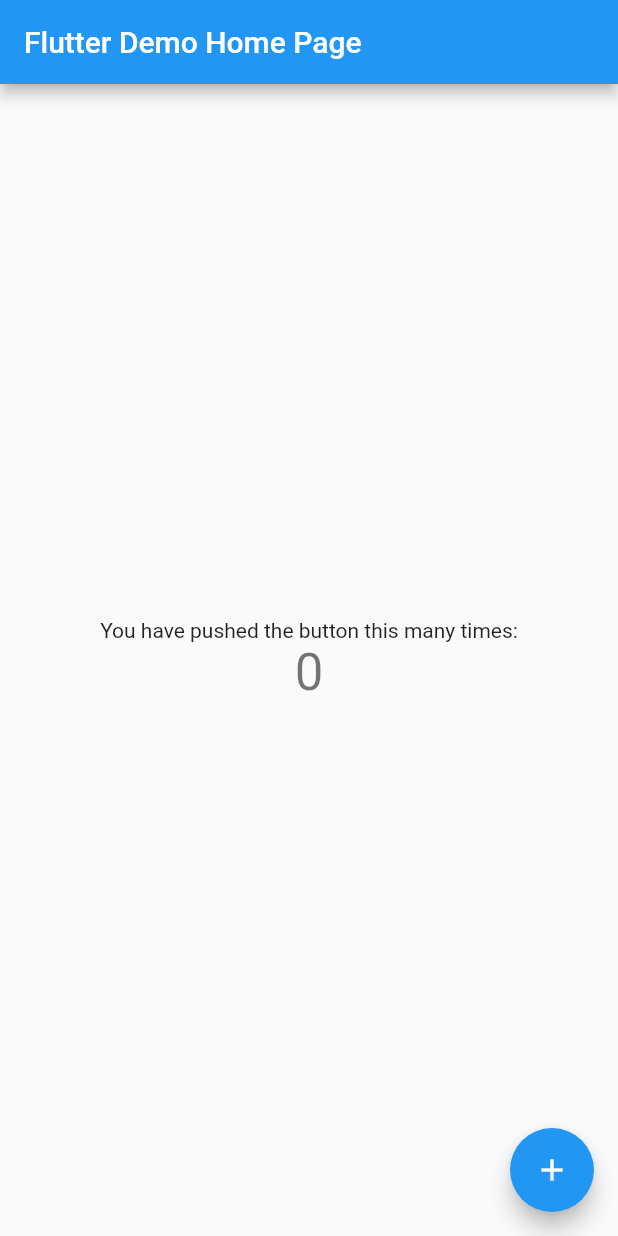
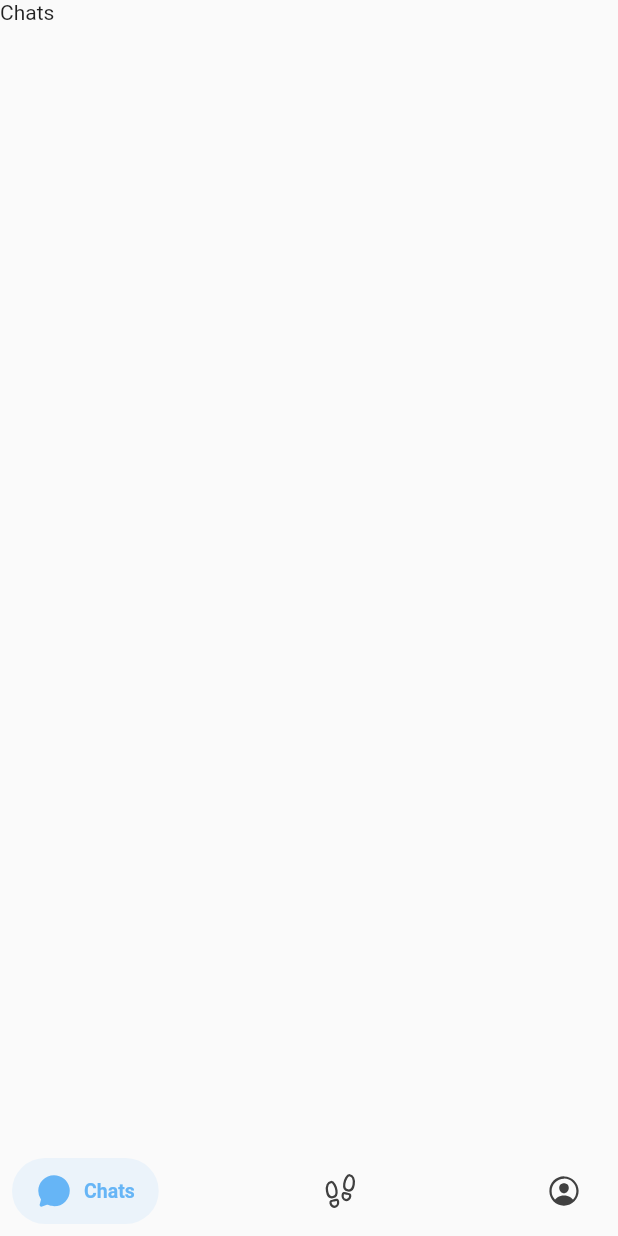
Before and after one commit to seunghwanly/moim_flutter, a Flutter app: the screen it shows after launch, on a phone screen of 412 x 824 dp. Run offline on Flutter 3.47's test engine with Material 2 defaults, Android fonts, the phone set to English and light mode, and no system bars; drawn by our look-alikes of salomon_bottom_bar; our stand-ins replace get, ionicons.

Commit message:
init pages

```diff
--- /dev/null
+++ b/moim/lib/chats/chat.dart
@@ -0,0 +1,17 @@
+import 'package:flutter/material.dart';
+
+class ChatScreen extends StatefulWidget {
+  const ChatScreen({ Key? key }) : super(key: key);
+
+  @override
+  _ChatScreenState createState() => _ChatScreenState();
+}
+
+class _ChatScreenState extends State<ChatScreen> {
+  @override
+  Widget build(BuildContext context) {
+    return Container(
+      child: Text('Chats'),
+    );
+  }
+}
--- /dev/null
+++ b/moim/lib/explore/explore.dart
@@ -0,0 +1,17 @@
+import 'package:flutter/material.dart';
+
+class ExploreScreen extends StatefulWidget {
+  const ExploreScreen({ Key? key }) : super(key: key);
+
+  @override
+  _ExploreScreenState createState() => _ExploreScreenState();
+}
+
+class _ExploreScreenState extends State<ExploreScreen> {
+  @override
+  Widget build(BuildContext context) {
+    return Container(
+    child: Text('Explore'),
+    );
+  }
+}
--- /dev/null
+++ b/moim/lib/explore/profile/profile.dart
@@ -0,0 +1,17 @@
+import 'package:flutter/material.dart';
+
+class ProfileScreen extends StatefulWidget {
+  const ProfileScreen({Key? key}) : super(key: key);
+
+  @override
+  _ProfileScreenState createState() => _ProfileScreenState();
+}
+
+class _ProfileScreenState extends State<ProfileScreen> {
+  @override
+  Widget build(BuildContext context) {
+    return Container(
+      child: Text('Profile'),
+    );
+  }
+}
--- /dev/null
+++ b/moim/lib/index.dart
@@ -0,0 +1,71 @@
+import 'package:flutter/material.dart';
+import 'package:ionicons/ionicons.dart';
+import 'package:moim/components/components.dart';
+import 'package:moim/explore/explore.dart';
+import 'package:moim/explore/profile/profile.dart';
+import 'package:salomon_bottom_bar/salomon_bottom_bar.dart';
+import 'chats/chat.dart';
+
+class RootScreen extends StatefulWidget {
+  const RootScreen({Key? key}) : super(key: key);
+
+  @override
+  _RootScreenState createState() => _RootScreenState();
+}
+
+class _RootScreenState extends State<RootScreen> {
+  var _selectedIndex = 0;
+
+  void selectedIndexOnChanged(int selected) =>
+      setState(() => _selectedIndex = selected);
+
+  @override
+  Widget build(BuildContext context) {
+    return Scaffold(
+      body: SafeArea(
+        child: IndexedStack(
+          index: _selectedIndex,
+          children: [
+            const ChatScreen(),
+            const ExploreScreen(),
+            const ProfileScreen()
+          ],
+        ),
+      ),
+      bottomNavigationBar: SalomonBottomBar(
+        currentIndex: _selectedIndex,
+        items: [
+          SalomonBottomBarItem(
+            icon: const Icon(Ionicons.chatbubble_outline),
+            activeIcon: const Icon(Ionicons.chatbubble),
+            selectedColor: CColor.blue.color,
+            title: Text(
+              'Chats',
+              style: CTypography.subHead.style,
+            ),
+          ),
+          SalomonBottomBarItem(
+            icon: const Icon(Ionicons.footsteps_outline),
+            activeIcon: const Icon(Ionicons.footsteps),
+            selectedColor: CColor.darkGreen.color,
+            title: Text(
+              'Explore',
+              style: CTypography.subHead.style,
+            ),
+          ),
+          SalomonBottomBarItem(
+            icon: const Icon(Ionicons.person_circle_outline),
+            activeIcon: const Icon(Ionicons.person_circle),
+            selectedColor: CColor.lightGreen.color,
+            title: Text(
+              'Profile',
+              style: CTypography.subHead.style,
+            ),
+          ),
+        ],
+        onTap: selectedIndexOnChanged,
+        unselectedItemColor: CColor.headline.color,
+      ),
+    );
+  }
+}
--- a/moim/lib/main.dart
+++ b/moim/lib/main.dart
@@ -1,4 +1,7 @@
 import 'package:flutter/material.dart';
+import 'package:get/get.dart';
+
+import './index.dart';
 
 void main() {
   runApp(const MyApp());
@@ -10,7 +13,7 @@
   // This widget is the root of your application.
   @override
   Widget build(BuildContext context) {
-    return MaterialApp(
+    return GetMaterialApp(
       title: 'Flutter Demo',
       theme: ThemeData(
         // This is the theme of your application.
@@ -24,92 +27,7 @@
         // is not restarted.
         primarySwatch: Colors.blue,
       ),
-      home: const MyHomePage(title: 'Flutter Demo Home Page'),
+      home: const RootScreen(),
     );
   }
 }
-
-class MyHomePage extends StatefulWidget {
-  const MyHomePage({Key? key, required this.title}) : super(key: key);
-
-  // This widget is the home page of your application. It is stateful, meaning
-  // that it has a State object (defined below) that contains fields that affect
-  // how it looks.
-
-  // This class is the configuration for the state. It holds the values (in this
-  // case the title) provided by the parent (in this case the App widget) and
-  // used by the build method of the State. Fields in a Widget subclass are
-  // always marked "final".
-
-  final String title;
-
-  @override
-  State<MyHomePage> createState() => _MyHomePageState();
-}
-
-class _MyHomePageState extends State<MyHomePage> {
-  int _counter = 0;
-
-  void _incrementCounter() {
-    setState(() {
-      // This call to setState tells the Flutter framework that something has
-      // changed in this State, which causes it to rerun the build method below
-      // so that the display can reflect the updated values. If we changed
-      // _counter without calling setState(), then the build method would not be
-      // called again, and so nothing would appear to happen.
-      _counter++;
-    });
-  }
-
-  @override
-  Widget build(BuildContext context) {
-    // This method is rerun every time setState is called, for instance as done
-    // by the _incrementCounter method above.
-    //
-    // The Flutter framework has been optimized to make rerunning build methods
-    // fast, so that you can just rebuild anything that needs updating rather
-    // than having to individually change instances of widgets.
-    return Scaffold(
-      appBar: AppBar(
-        // Here we take the value from the MyHomePage object that was created by
-        // the App.build method, and use it to set our appbar title.
-        title: Text(widget.title),
-      ),
-      body: Center(
-        // Center is a layout widget. It takes a single child and positions it
-        // in the middle of the parent.
-        child: Column(
-          // Column is also a layout widget. It takes a list of children and
-          // arranges them vertically. By default, it sizes itself to fit its
-          // children horizontally, and tries to be as tall as its parent.
-          //
-          // Invoke "debug painting" (press "p" in the console, choose the
-          // "Toggle Debug Paint" action from the Flutter Inspector in Android
-          // Studio, or the "Toggle Debug Paint" command in Visual Studio Code)
-          // to see the wireframe for each widget.
-          //
-          // Column has various properties to control how it sizes itself and
-          // how it positions its children. Here we use mainAxisAlignment to
-          // center the children vertically; the main axis here is the vertical
-          // axis because Columns are vertical (the cross axis would be
-          // horizontal).
-          mainAxisAlignment: MainAxisAlignment.center,
-          children: <Widget>[
-            const Text(
-              'You have pushed the button this many times:',
-            ),
-            Text(
-              '$_counter',
-              style: Theme.of(context).textTheme.headline4,
-            ),
-          ],
-        ),
-      ),
-      floatingActionButton: FloatingActionButton(
-        onPressed: _incrementCounter,
-        tooltip: 'Increment',
-        child: const Icon(Icons.add),
-      ), // This trailing comma makes auto-formatting nicer for build methods.
-    );
-  }
-}
```
